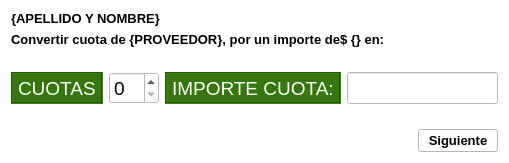
This is gui/seleccionadores/divisorCuota.ui in shae-ra/sindicato as Qt 5 draws it before an edit. The edited form follows.
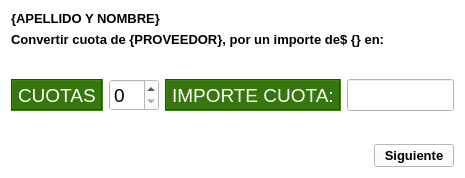
This is the edited form.

```diff
--- a/gui/seleccionadores/divisorCuota.ui
+++ b/gui/seleccionadores/divisorCuota.ui
@@ -6,8 +6,8 @@
    <rect>
     <x>0</x>
     <y>0</y>
-    <width>509</width>
-    <height>163</height>
+    <width>465</width>
+    <height>178</height>
    </rect>
   </property>
   <property name="palette">
```
